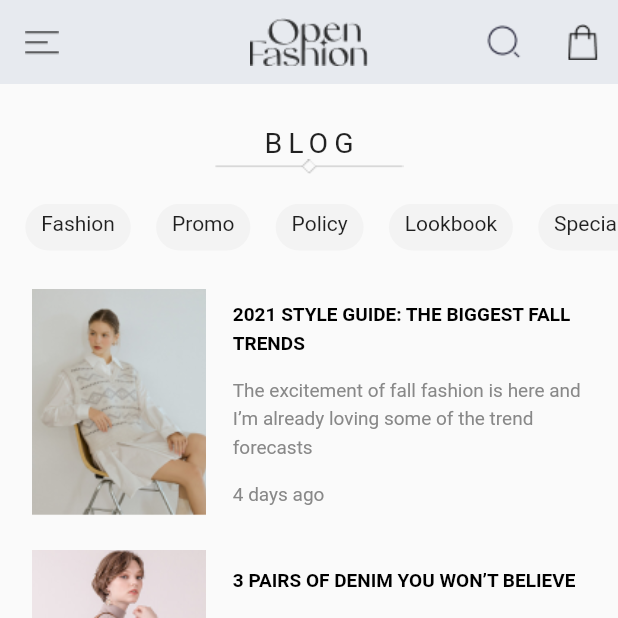
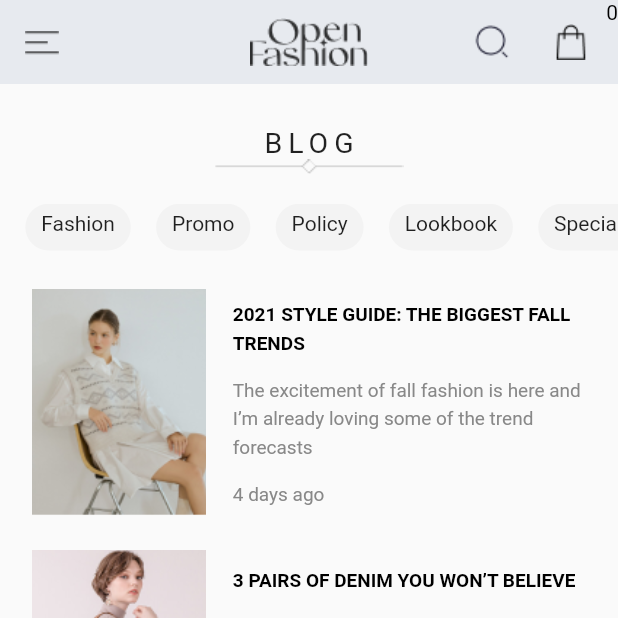
Before and after one commit to metatony/open-fashion, a Flutter app: the screen it shows after launch, in the side drawer, after a tap on "Blog", on a phone screen of 412 x 824 dp, the top half of it. Run offline on Flutter 3.47's test engine with Material 2 defaults, Android fonts, the phone set to English and light mode, and no system bars; our stand-ins replace carousel_slider, device_preview, flutter_screenutil, google_fonts, page_transition, tab_indicator_styler.

Commit message:
add to cart logic

```diff
--- a/lib/widgets/appbar.dart
+++ b/lib/widgets/appbar.dart
@@ -12,7 +12,10 @@ class MyAppBar extends StatelessWidget implements PreferredSizeWidget {
 
   @override
   Widget build(BuildContext context) {
-    return AppBar(
+    return Consumer<NotifierState>(
+      builder: ( context, value, child)
+      => AppBar(
+
         automaticallyImplyLeading: false,
         centerTitle: true,
         elevation: 0,
@@ -39,10 +42,15 @@ class MyAppBar extends StatelessWidget implements PreferredSizeWidget {
                 );
               },
               icon: ImageIcon(
+
                 AssetImage('images/shopping bag.png'),
                 color: Colors.black,
-            ))
+              )),
+
+              Text(value.cartItems.length.toString(), style: TextStyle(color: Colors.black),),
+
         ],
+      ),
     );
   }
 
--- a/lib/widgets/product.dart
+++ b/lib/widgets/product.dart
@@ -6,9 +6,10 @@ class Products extends StatelessWidget {
     super.key,
     required this.title,
     required this.price,
-    required this.image,
+    required this.image, required this.onPressed,
   });
   final String title, price, image;
+  final Function()? onPressed;
 
   @override
   Widget build(BuildContext context) {
@@ -23,14 +24,23 @@ class Products extends StatelessWidget {
           SizedBox(height: 4.h),
           Wrap(
             children: [
-              Text(title, textAlign:  TextAlign.center,
-                  style: TextStyle(fontWeight: FontWeight.w400, height: 1.2.h, fontSize: 12.sp)),
+              Text(title,
+                  textAlign: TextAlign.center,
+                  style: TextStyle(
+                      fontWeight: FontWeight.w400,
+                      height: 1.2.h,
+                      fontSize: 12.sp)),
             ],
           ),
-          Text(price,
-              textAlign: TextAlign.center,
-              style:
-                  TextStyle(fontWeight: FontWeight.w400,color: Colors.orange, fontSize: 14.sp)),
+          GestureDetector(
+            onTap: onPressed,
+            child: Text(price,
+                textAlign: TextAlign.center,
+                style: TextStyle(
+                    fontWeight: FontWeight.w400,
+                    color: Colors.orange,
+                    fontSize: 14.sp)),
+          ),
         ],
       ),
     );
```
Also changed, not shown: lib/components/cart_container.dart (+15 -4 lines), lib/components/cart_page.dart (+6 -6 lines), lib/components/home_page/new arrival/new_arrival.dart (+14 -6 lines), lib/utilities/list.dart (+28 -0 lines). Lines whose indentation alone changed are shown as unchanged.
